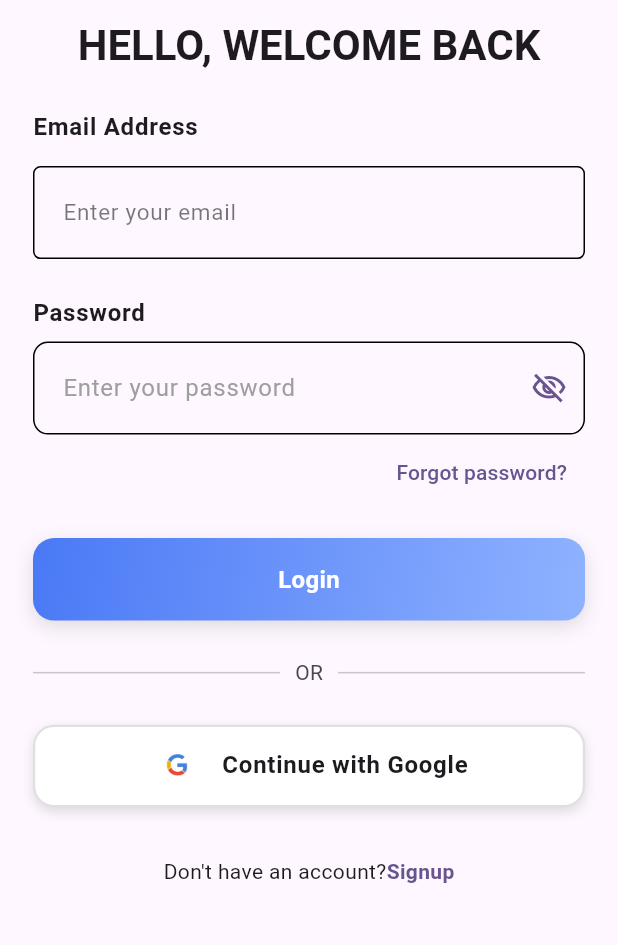
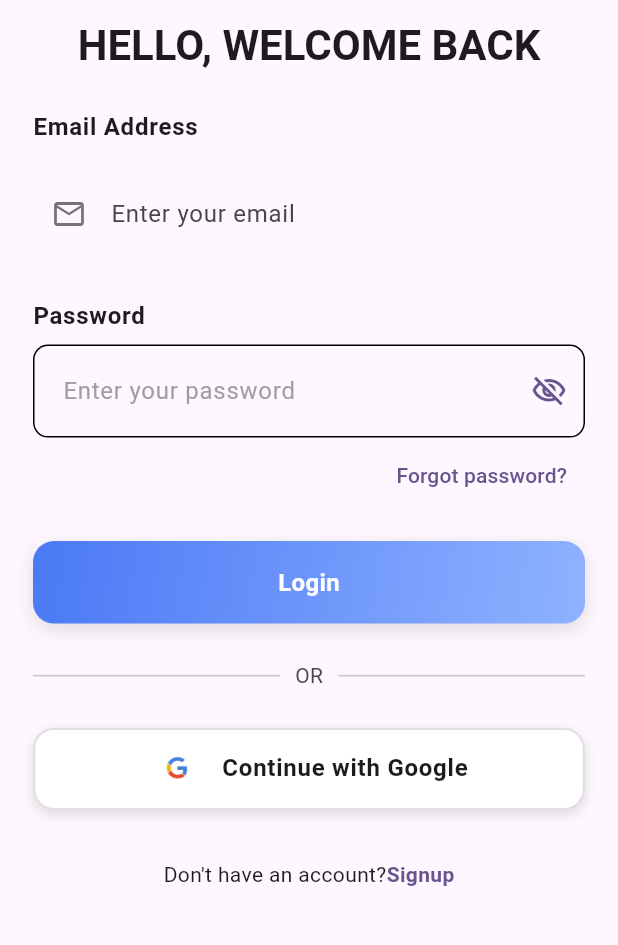
Before and after one commit to Muhammad-Rashid-172002/IELTS-AI-Study-Assistant, a Flutter app: the screen it shows after launch, on a phone screen of 412 x 824 dp, the part 222-1167 px from its top. Run offline on Flutter 3.47's test engine with Material 3 defaults, Android fonts, the phone set to English and light mode, and no system bars; our stand-ins replace cloud_firestore, firebase_auth, firebase_core, fl_chart, flutter_gemini, get and 4 more; accounts and stored records are empty.

Commit message:
updated custom name textfield

```diff
--- a/lib/resources/components/custom_text_field_email.dart
+++ b/lib/resources/components/custom_text_field_email.dart
@@ -1,7 +1,6 @@
-
 import 'package:flutter/material.dart';
 
-/// ✉️ Email Text Field
+/// ✉️ Modern Email Text Field (IELTS Style)
 class CustomTextFieldEmail extends StatelessWidget {
   const CustomTextFieldEmail({
     super.key,
@@ -19,32 +18,56 @@ class CustomTextFieldEmail extends StatelessWidget {
     final theme = Theme.of(context);
 
     return Padding(
-      padding: const EdgeInsets.symmetric(vertical: 8.0),
+      padding: const EdgeInsets.symmetric(vertical: 10),
       child: TextFormField(
         controller: controller,
         validator: validator,
         keyboardType: TextInputType.emailAddress,
-        style: TextStyle(color: theme.colorScheme.onSurface),
+        style: theme.textTheme.bodyLarge,
+        cursorColor: theme.colorScheme.primary,
         decoration: InputDecoration(
           hintText: hintText,
-          hintStyle: TextStyle(
+
+          // ICON
+          prefixIcon: Icon(
+            Icons.email_outlined,
             color: theme.colorScheme.onSurface.withOpacity(0.6),
-            fontSize: 15,
           ),
+
           filled: true,
           fillColor: theme.colorScheme.surface,
-          contentPadding: const EdgeInsets.symmetric(horizontal: 16, vertical: 19),
+
+          contentPadding:
+              const EdgeInsets.symmetric(horizontal: 18, vertical: 18),
+
+          // BORDER (modern rounded)
           border: OutlineInputBorder(
-            borderRadius: BorderRadius.circular(5),
-            borderSide: BorderSide(color: theme.dividerColor),
+            borderRadius: BorderRadius.circular(14),
+            borderSide: BorderSide.none,
           ),
+
           enabledBorder: OutlineInputBorder(
-            borderRadius: BorderRadius.circular(5),
-            //borderSide: BorderSide(color: theme.dividerColor),
+            borderRadius: BorderRadius.circular(14),
+            borderSide: BorderSide.none,
           ),
+
           focusedBorder: OutlineInputBorder(
-            borderRadius: BorderRadius.circular(12),
-            borderSide: BorderSide(color: theme.colorScheme.primary, width: 2),
+            borderRadius: BorderRadius.circular(14),
+            borderSide: BorderSide(
+              color: theme.colorScheme.primary,
+              width: 1.4,
+            ),
+          ),
+
+          errorBorder: OutlineInputBorder(
+            borderRadius: BorderRadius.circular(14),
+            borderSide: const BorderSide(color: Colors.redAccent),
+          ),
+
+          focusedErrorBorder: OutlineInputBorder(
+            borderRadius: BorderRadius.circular(14),
+            borderSide:
+                const BorderSide(color: Colors.redAccent, width: 1.4),
           ),
         ),
       ),
```
Also changed, not shown: lib/resources/bottom_navigation_bar/botton_navigation.dart (+47 -26 lines).
